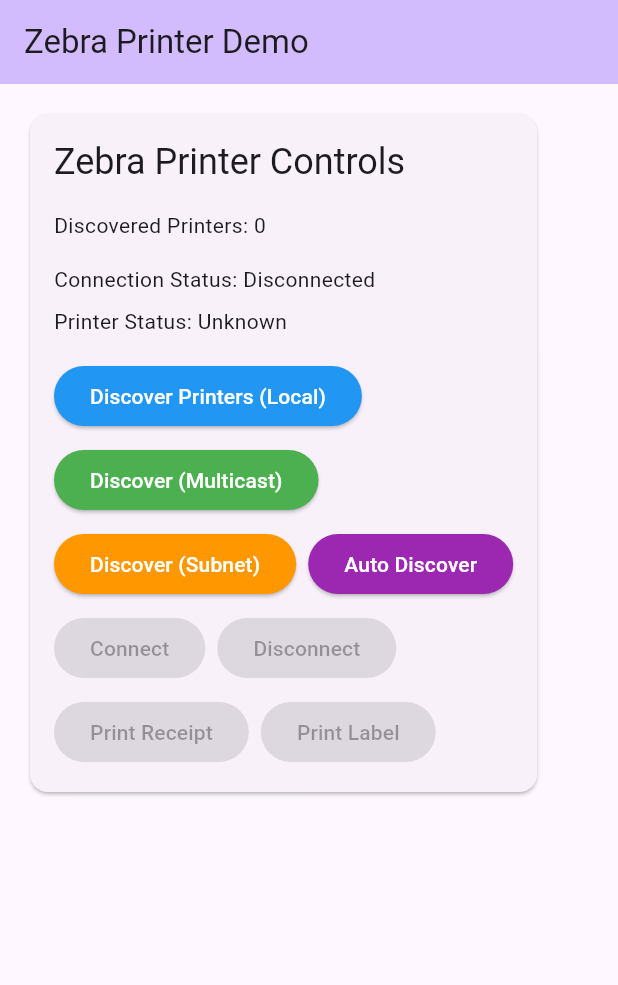
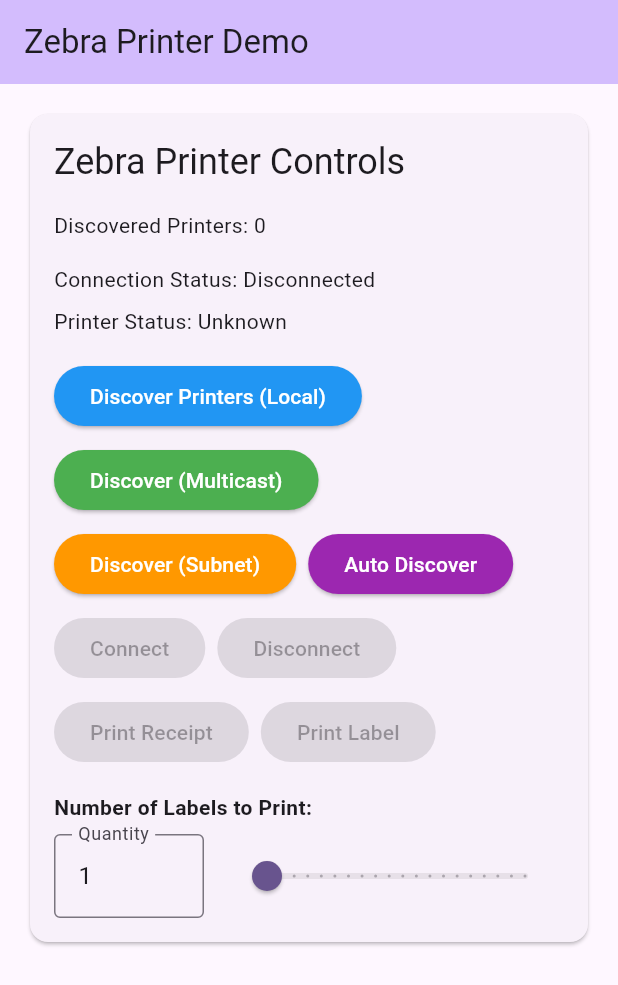
Before and after one commit to eljam3239/flutter_zebra, a Flutter app: the screen it shows after launch, on a phone screen of 412 x 824 dp. Shown: the top 985 px of the screen. Run offline on Flutter 3.47's test engine with Material 3 defaults, Android fonts, the light colour scheme and no system bars; our stand-ins replace plugin_platform_interface.

Commit message:
ios multilabel print and number of labels selector

```diff
--- a/lib/main.dart
+++ b/lib/main.dart
@@ -1,5 +1,3 @@
-import 'dart:ffi';
-
 import 'package:flutter/material.dart';
 import 'package:zebra_printer/zebra_printer.dart';
 
@@ -36,6 +34,7 @@
   String _printerStatus = 'Unknown';
   DiscoveredPrinter? _selectedPrinter;
   bool _isDiscovering = false;
+  int _labelQuantity = 1;
 
   Future<void> _discoverPrinters() async {
     setState(() {
@@ -52,6 +51,7 @@
         _discoveredPrinters = printers;
         _selectedPrinter = _discoveredPrinters.isNotEmpty ? _discoveredPrinters.first : null;
         _isDiscovering = false;
+        _labelQuantity = 1;
       });
 
       if (!mounted) return;
@@ -314,11 +314,19 @@
 ^FO0,14^FB433,1,0,C^FD$productName^FS
 ^XZ''';
 
-      await ZebraPrinter.sendCommands(tShirtLabelZpl, language: ZebraPrintLanguage.zpl);
+      // Print labels based on quantity
+      for (int i = 0; i < _labelQuantity; i++) {
+        await ZebraPrinter.sendCommands(tShirtLabelZpl, language: ZebraPrintLanguage.zpl);
+
+        // Small delay between labels to prevent overwhelming the printer
+        if (i < _labelQuantity - 1) {
+          await Future.delayed(const Duration(milliseconds: 100));
+        }
+      }
 
       if (!mounted) return;
       ScaffoldMessenger.of(context).showSnackBar(
-        const SnackBar(content: Text('Label sent successfully')),
+        SnackBar(content: Text('$_labelQuantity label(s) sent successfully')),
       );
     } catch (e) {
       if (!mounted) return;
@@ -458,8 +466,42 @@
                           onPressed: _isConnected ? _printLabel : null,
                           child: const Text('Print Label'),
                         ),
+
                       ],
                     ),
+                    const SizedBox(height: 16),
+                        const Text('Number of Labels to Print:', style: TextStyle(fontWeight: FontWeight.bold)),
+                        const SizedBox(height: 8),
+                        Row(
+                          children: [
+                            SizedBox(
+                              width: 100,
+                              child: TextField(
+                                keyboardType: TextInputType.number,
+                                decoration: const InputDecoration(
+                                  labelText: 'Quantity',
+                                  border: OutlineInputBorder(),
+                                ),
+                                controller: TextEditingController(text: _labelQuantity.toString()),
+                                onChanged: (v) {
+                                  final qty = int.tryParse(v) ?? 1;
+                                  setState(() => _labelQuantity = qty.clamp(1, 100));
+                                },
+                              ),
+                            ),
+                            const SizedBox(width: 16),
+                            Expanded(
+                              child: Slider(
+                                value: _labelQuantity.toDouble(),
+                                min: 1,
+                                max: 20,
+                                divisions: 19,
+                                label: _labelQuantity.toString(),
+                                onChanged: (v) => setState(() => _labelQuantity = v.round()),
+                              ),
+                            ),
+                          ],
+                        ),
                   ],
                 ),
               ),
```
